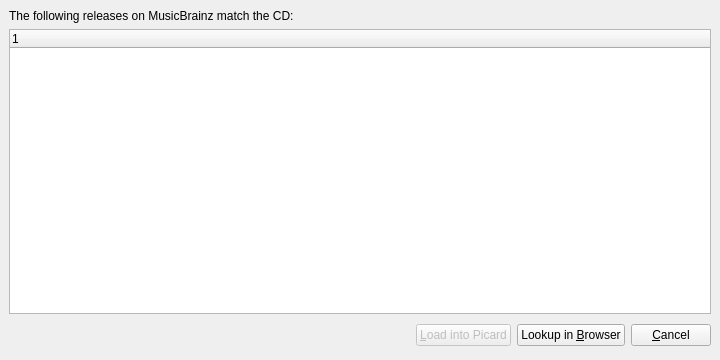
This is ui/cdlookup.ui in metabrainz/picard as Qt 5 draws it before an edit. The edited form follows.
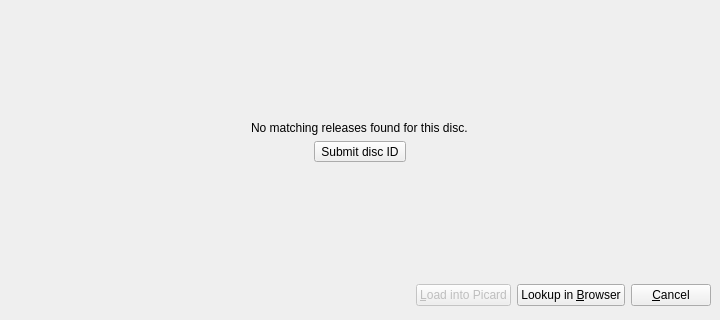
This is the edited form. The open tabs and pages were chosen to show the change. Icons and pictures are not drawn.

Commit message: PICARD-1401: On empty disc lookup show a prominent disc ID submission button

Patch:
```diff
--- a/ui/cdlookup.ui
+++ b/ui/cdlookup.ui
@@ -7,7 +7,7 @@
     <x>0</x>
     <y>0</y>
     <width>720</width>
-    <height>360</height>
+    <height>320</height>
    </rect>
   </property>
   <property name="windowTitle">
@@ -21,19 +21,101 @@
     <number>9</number>
    </property>
    <item>
-    <widget class="QLabel" name="label">
-     <property name="text">
-      <string>The following releases on MusicBrainz match the CD:</string>
+    <widget class="QStackedWidget" name="results_view">
+     <property name="currentIndex">
+      <number>0</number>
      </property>
-    </widget>
-   </item>
-   <item>
-    <widget class="QTreeWidget" name="release_list">
-     <column>
-      <property name="text">
-       <string notr="true">1</string>
-      </property>
-     </column>
+     <widget class="QWidget" name="results_page">
+      <layout class="QVBoxLayout" name="verticalLayout_4">
+       <property name="leftMargin">
+        <number>0</number>
+       </property>
+       <property name="topMargin">
+        <number>0</number>
+       </property>
+       <property name="rightMargin">
+        <number>0</number>
+       </property>
+       <property name="bottomMargin">
+        <number>0</number>
+       </property>
+       <item>
+        <widget class="QLabel" name="label">
+         <property name="text">
+          <string>The following releases on MusicBrainz match the CD:</string>
+         </property>
+        </widget>
+       </item>
+       <item>
+        <widget class="QTreeWidget" name="release_list">
+         <column>
+          <property name="text">
+           <string notr="true">1</string>
+          </property>
+         </column>
+        </widget>
+       </item>
+      </layout>
+     </widget>
+     <widget class="QWidget" name="no_results_page">
+      <layout class="QVBoxLayout" name="verticalLayout_3">
+       <item>
+        <spacer name="verticalSpacer_2">
+         <property name="orientation">
+          <enum>Qt::Vertical</enum>
+         </property>
+         <property name="sizeHint" stdset="0">
+          <size>
+           <width>20</width>
+           <height>40</height>
+          </size>
+         </property>
+        </spacer>
+       </item>
+       <item alignment="Qt::AlignHCenter">
+        <widget class="QLabel" name="no_results_label">
+         <property name="text">
+          <string>No matching releases found for this disc.</string>
+         </property>
+        </widget>
+       </item>
+       <item alignment="Qt::AlignHCenter">
+        <widget class="QToolButton" name="submit_button">
+         <property name="styleSheet">
+          <string notr="true"/>
+         </property>
+         <property name="text">
+          <string>Submit disc ID</string>
+         </property>
+         <property name="icon">
+          <iconset theme="media-optical"/>
+         </property>
+         <property name="iconSize">
+          <size>
+           <width>128</width>
+           <height>128</height>
+          </size>
+         </property>
+         <property name="toolButtonStyle">
+          <enum>Qt::ToolButtonTextUnderIcon</enum>
+         </property>
+        </widget>
+       </item>
+       <item>
+        <spacer name="verticalSpacer">
+         <property name="orientation">
+          <enum>Qt::Vertical</enum>
+         </property>
+         <property name="sizeHint" stdset="0">
+          <size>
+           <width>20</width>
+           <height>40</height>
+          </size>
+         </property>
+        </spacer>
+       </item>
+      </layout>
+     </widget>
     </widget>
    </item>
    <item>
```
Left out of the diff: 23 changed lines with no effect on the pictures. The commit also changes 6 other files.
